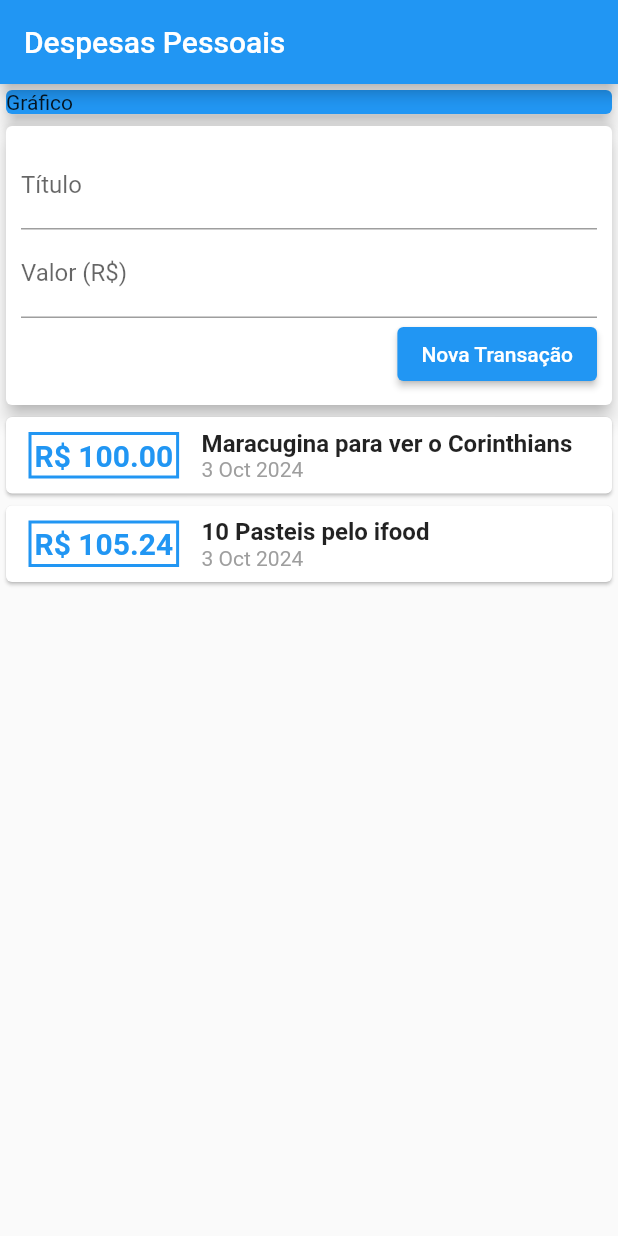
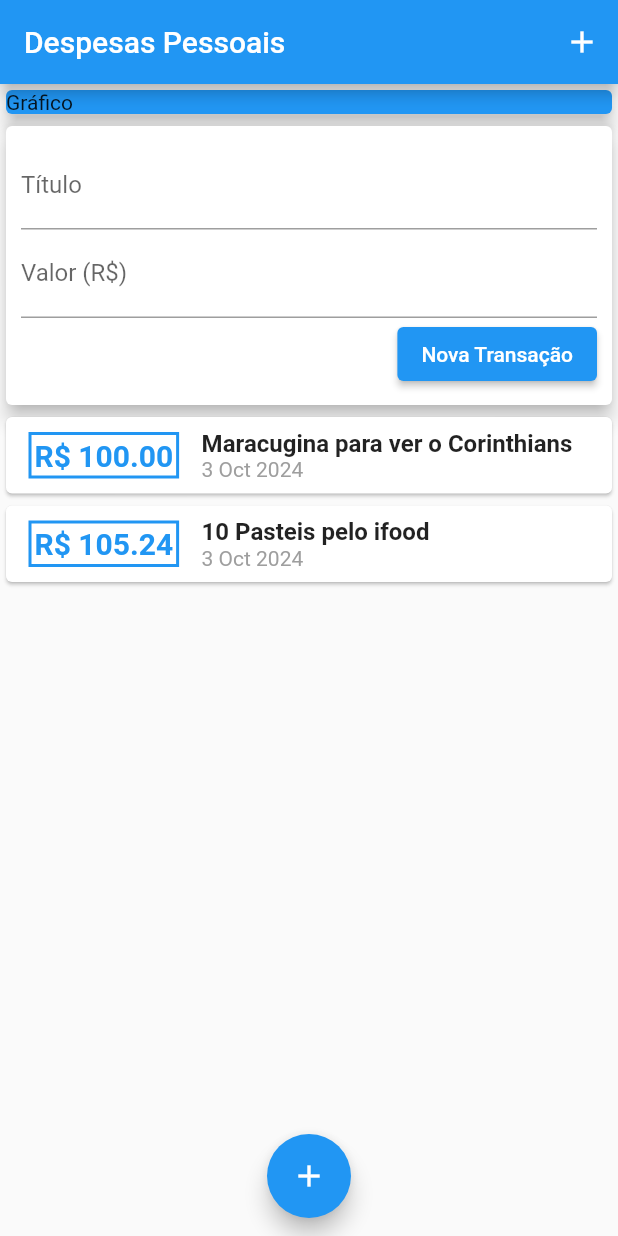
Before and after one commit to GilRossi/DespesasPessoais, a Flutter app: the screen it shows after launch, on a phone screen of 412 x 824 dp. Run offline on Flutter 3.47's test engine with Material 2 defaults, Android fonts, the phone set to English and light mode, and no system bars.

Commit message:
Adiconando botões para o modal do formulário

```diff
--- a/lib/main.dart
+++ b/lib/main.dart
@@ -19,6 +19,12 @@ class MyHomePage extends StatelessWidget {
   Widget build(BuildContext context) {
     return Scaffold(
       appBar: AppBar(
+        actions: <Widget>[
+          IconButton(
+            icon: Icon(Icons.add),
+            onPressed: () {},
+          )
+        ],
         title: Text('Despesas Pessoais'),
       ),
       body: SingleChildScrollView(
@@ -38,6 +44,12 @@ class MyHomePage extends StatelessWidget {
           ],
         ),
       ),
+      floatingActionButton: FloatingActionButton(
+        child: Icon(Icons.add),
+        onPressed: () {},
+      ),
+      floatingActionButtonLocation:
+          FloatingActionButtonLocation.miniCenterFloat,
     );
   }
 }
```
